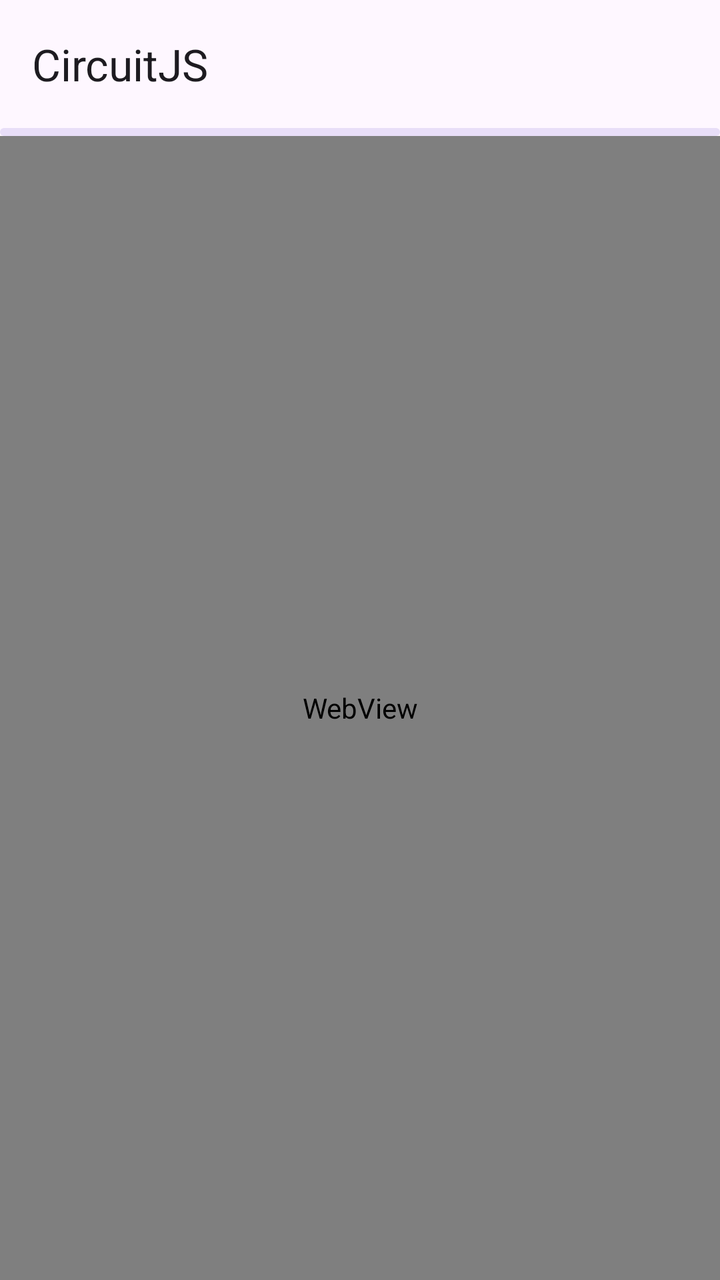
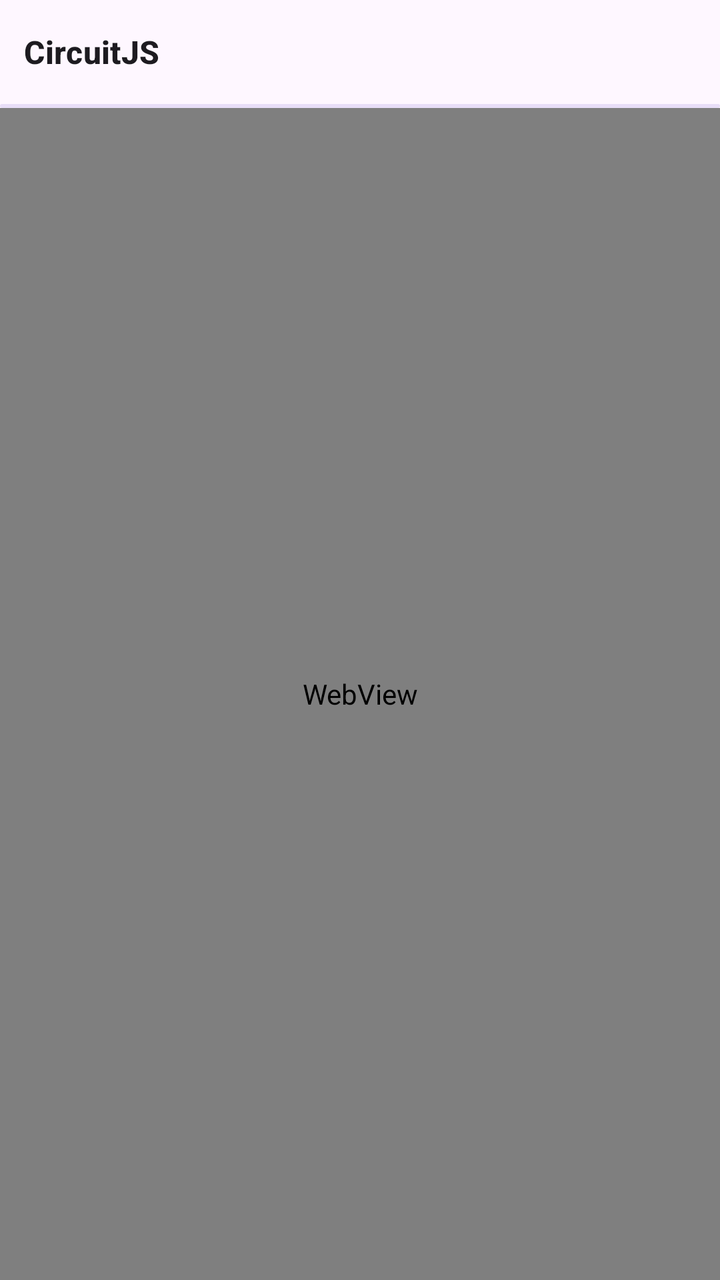

Compare the two renders of this Android layout. The source of the first and the diff that turns it into the second are given below.
<!-- AndroidManifest.xml: application theme Theme.CircuitJS -->
<!-- res/layout/activity_main.xml -->
<?xml version="1.0" encoding="utf-8"?>
<LinearLayout xmlns:android="http://schemas.android.com/apk/res/android"
    xmlns:app="http://schemas.android.com/apk/res-auto"
    android:id="@+id/root"
    android:layout_width="match_parent"
    android:layout_height="match_parent"
    android:background="?attr/colorSurface"
    android:orientation="vertical">

    <com.google.android.material.appbar.MaterialToolbar
        android:id="@+id/toolbar"
        android:layout_width="match_parent"
        android:layout_height="?attr/actionBarSize"
        app:title="@string/app_name" />

    <com.google.android.material.progressindicator.LinearProgressIndicator
        android:id="@+id/progress"
        android:layout_width="match_parent"
        android:layout_height="wrap_content"
        android:indeterminate="true" />

    <WebView
        android:id="@+id/webView"
        android:layout_width="match_parent"
        android:layout_height="0dp"
        android:layout_weight="1" />
</LinearLayout>
<!-- resources referenced by this layout -->
<resources>
  <string name="app_name">CircuitJS</string>
  <style name="Theme.CircuitJS" parent="Theme.Material3.DayNight.NoActionBar">
          <item name="colorPrimary">@color/brand</item>
          <item name="android:windowBackground">?attr/colorSurface</item>
      </style>
  <color name="brand">#0E7490</color>
</resources>

<!-- the commit's change to res/layout/activity_main.xml (unified diff, before → after) -->
@@ -10,14 +10,15 @@
     <com.google.android.material.appbar.MaterialToolbar
         android:id="@+id/toolbar"
         android:layout_width="match_parent"
-        android:layout_height="?attr/actionBarSize"
+        android:layout_height="52dp"
         app:title="@string/app_name" />
 
     <com.google.android.material.progressindicator.LinearProgressIndicator
         android:id="@+id/progress"
         android:layout_width="match_parent"
         android:layout_height="wrap_content"
-        android:indeterminate="true" />
+        android:indeterminate="true"
+        app:trackThickness="2dp" />
 
     <WebView
         android:id="@+id/webView"
<!-- resource entries referenced after the edit -->
@@ -4,7 +4,27 @@
   <style name="Theme.CircuitJS" parent="Theme.Material3.DayNight.NoActionBar">
           <item name="colorPrimary">@color/brand</item>
           <item name="android:windowBackground">?attr/colorSurface</item>
+          <item name="android:statusBarColor">@android:color/transparent</item>
+          <item name="android:navigationBarColor">@android:color/transparent</item>
+          <item name="toolbarStyle">@style/Widget.CircuitJS.Toolbar</item>
+          <item name="shapeAppearanceMediumComponent">@style/ShapeAppearance.CircuitJS.Medium</item>
       </style>
   <color name="brand">#0E7490</color>
+  <style name="Widget.CircuitJS.Toolbar" parent="Widget.Material3.Toolbar">
+          <item name="android:background">?attr/colorSurface</item>
+          <item name="titleTextAppearance">@style/TextAppearance.CircuitJS.Title</item>
+          <item name="titleMarginStart">4dp</item>
+          <item name="contentInsetStart">12dp</item>
+          <item name="android:elevation">0dp</item>
+      </style>
+  <style name="ShapeAppearance.CircuitJS.Medium" parent="ShapeAppearance.Material3.MediumComponent">
+          <item name="cornerFamily">rounded</item>
+          <item name="cornerSize">16dp</item>
+      </style>
+  <style name="TextAppearance.CircuitJS.Title" parent="TextAppearance.Material3.TitleMedium">
+          <item name="android:textStyle">bold</item>
+          <item name="android:maxLines">1</item>
+          <item name="android:ellipsize">end</item>
+      </style>
 </resources>
 
